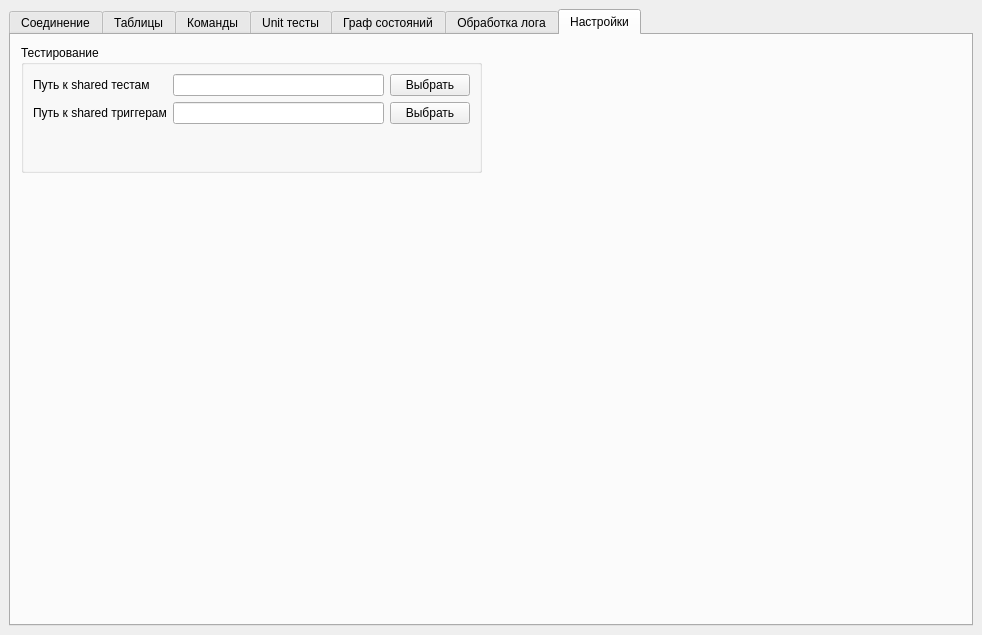
This is ui/mainwindow.ui in Megaxela/FRTester as Qt 5 draws it before an edit. The edited form follows.
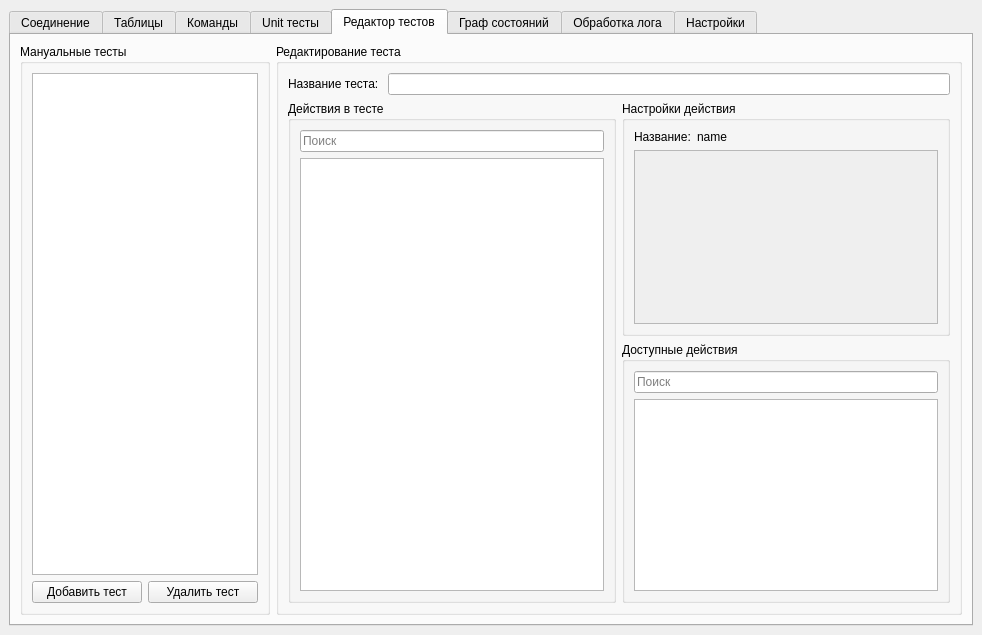
This is the edited form. The open tabs and pages were chosen to show the change. Custom widgets are drawn as their Qt base class.

Commit message: Куча нововведений. Все не переберешь. Добавлен тест для магнита. Добавлен ручной тестинг.

The edit to the form file:
```diff
--- a/ui/mainwindow.ui
+++ b/ui/mainwindow.ui
@@ -1385,6 +1385,206 @@
         </item>
        </layout>
       </widget>
+      <widget class="QWidget" name="testsEditorTab">
+       <attribute name="title">
+        <string>Редактор тестов</string>
+       </attribute>
+       <layout class="QHBoxLayout" name="horizontalLayout_31">
+        <item>
+         <widget class="QGroupBox" name="groupBox_11">
+          <property name="maximumSize">
+           <size>
+            <width>250</width>
+            <height>16777215</height>
+           </size>
+          </property>
+          <property name="title">
+           <string>Мануальные тесты</string>
+          </property>
+          <layout class="QVBoxLayout" name="verticalLayout_16">
+           <item>
+            <widget class="QManualTestsListWidget" name="testsEditor_testsListWidget"/>
+           </item>
+           <item>
+            <layout class="QHBoxLayout" name="horizontalLayout_28">
+             <item>
+              <widget class="QPushButton" name="testsEditor_addTestPushButton">
+               <property name="text">
+                <string>Добавить тест</string>
+               </property>
+              </widget>
+             </item>
+             <item>
+              <widget class="QPushButton" name="testsEditor_removeTestPushButton">
+               <property name="text">
+                <string>Удалить тест</string>
+               </property>
+              </widget>
+             </item>
+            </layout>
+           </item>
+          </layout>
+         </widget>
+        </item>
+        <item>
+         <widget class="QGroupBox" name="groupBox_12">
+          <property name="title">
+           <string>Редактирование теста</string>
+          </property>
+          <layout class="QVBoxLayout" name="verticalLayout_21">
+           <item>
+            <layout class="QHBoxLayout" name="horizontalLayout_29">
+             <item>
+              <widget class="QLabel" name="label_29">
+               <property name="text">
+                <string>Название теста: </string>
+               </property>
+              </widget>
+             </item>
+             <item>
+              <widget class="QLineEdit" name="testsEdit_testNameLineEdit"/>
+             </item>
+            </layout>
+           </item>
+           <item>
+            <layout class="QHBoxLayout" name="horizontalLayout_30">
+             <item>
+              <widget class="QGroupBox" name="groupBox_13">
+               <property name="title">
+                <string>Действия в тесте</string>
+               </property>
+               <layout class="QVBoxLayout" name="verticalLayout_17">
+                <item>
+                 <widget class="QLineEdit" name="testsEdit_testActionsSearchLineEdit">
+                  <property name="placeholderText">
+                   <string>Поиск</string>
+                  </property>
+                 </widget>
+                </item>
+                <item>
+                 <widget class="QTestDisplayTreeWidget" name="testsEdit_testActionsLineEdit">
+                  <property name="editTriggers">
+                   <set>QAbstractItemView::EditKeyPressed</set>
+                  </property>
+                  <property name="dragEnabled">
+                   <bool>true</bool>
+                  </property>
+                  <property name="dragDropMode">
+                   <enum>QAbstractItemView::InternalMove</enum>
+                  </property>
+                  <property name="defaultDropAction">
+                   <enum>Qt::MoveAction</enum>
+                  </property>
+                  <property name="selectionBehavior">
+                   <enum>QAbstractItemView::SelectItems</enum>
+                  </property>
+                  <attribute name="headerVisible">
+                   <bool>false</bool>
+                  </attribute>
+                  <column>
+                   <property name="text">
+                    <string notr="true">1</string>
+                   </property>
+                  </column>
+                 </widget>
+                </item>
+               </layout>
+              </widget>
+             </item>
+             <item>
+              <layout class="QVBoxLayout" name="verticalLayout_20">
+               <item>
+                <widget class="QGroupBox" name="groupBox_15">
+                 <property name="title">
+                  <string>Настройки действия</string>
+                 </property>
+                 <layout class="QVBoxLayout" name="verticalLayout_19">
+                  <item>
+                   <layout class="QFormLayout" name="formLayout_8">
+                    <item row="0" column="0">
+                     <widget class="QLabel" name="label_27">
+                      <property name="text">
+                       <string>Название:</string>
+                      </property>
+                     </widget>
+                    </item>
+                    <item row="0" column="1">
+                     <widget class="QLabel" name="testsEdit_actionNameLabel">
+                      <property name="text">
+                       <string>name</string>
+                      </property>
+                     </widget>
+                    </item>
+                   </layout>
+                  </item>
+                  <item>
+                   <widget class="QScrollArea" name="scrollArea">
+                    <property name="widgetResizable">
+                     <bool>true</bool>
+                    </property>
+                    <widget class="QWidget" name="scrollAreaWidgetContents">
+                     <property name="geometry">
+                      <rect>
+                       <x>0</x>
+                       <y>0</y>
+                       <width>313</width>
+                       <height>110</height>
+                      </rect>
+                     </property>
+                     <layout class="QVBoxLayout" name="verticalLayout_22">
+                      <item>
+                       <layout class="QFormLayout" name="testsEdit_actionSettingsFormLayout"/>
+                      </item>
+                     </layout>
+                    </widget>
+                   </widget>
+                  </item>
+                 </layout>
+                </widget>
+               </item>
+               <item>
+                <widget class="QGroupBox" name="groupBox_14">
+                 <property name="title">
+                  <string>Доступные действия</string>
+                 </property>
+                 <layout class="QVBoxLayout" name="verticalLayout_18">
+                  <item>
+                   <widget class="QLineEdit" name="testsEdit_actionsSearchLineEdit">
+                    <property name="placeholderText">
+                     <string>Поиск</string>
+                    </property>
+                   </widget>
+                  </item>
+                  <item>
+                   <widget class="QTestActionsTreeWidget" name="testsEdit_availableActionsTreeWidget">
+                    <property name="dragEnabled">
+                     <bool>true</bool>
+                    </property>
+                    <property name="dragDropMode">
+                     <enum>QAbstractItemView::DragOnly</enum>
+                    </property>
+                    <attribute name="headerVisible">
+                     <bool>false</bool>
+                    </attribute>
+                    <column>
+                     <property name="text">
+                      <string>1</string>
+                     </property>
+                    </column>
+                   </widget>
+                  </item>
+                 </layout>
+                </widget>
+               </item>
+              </layout>
+             </item>
+            </layout>
+           </item>
+          </layout>
+         </widget>
+        </item>
+       </layout>
+      </widget>
       <widget class="QWidget" name="wayTestTab">
        <attribute name="title">
         <string>Граф состояний</string>
@@ -1476,7 +1676,7 @@
           <x>10</x>
           <y>10</y>
           <width>461</width>
-          <height>128</height>
+          <height>151</height>
          </rect>
         </property>
         <property name="title">
@@ -1553,6 +1753,21 @@
    <extends>QTreeWidget</extends>
    <header>include/Windows/Widgets/QTestsTreeWidget.h</header>
   </customwidget>
+  <customwidget>
+   <class>QTestActionsTreeWidget</class>
+   <extends>QTreeWidget</extends>
+   <header>include/Windows/Widgets/QTestActionsTreeWidget.h</header>
+  </customwidget>
+  <customwidget>
+   <class>QTestDisplayTreeWidget</class>
+   <extends>QTreeWidget</extends>
+   <header>include/Windows/Widgets/QTestDisplayTreeWidget.h</header>
+  </customwidget>
+  <customwidget>
+   <class>QManualTestsListWidget</class>
+   <extends>QListWidget</extends>
+   <header>include/Windows/Widgets/QManualTestsListWidget.h</header>
+  </customwidget>
  </customwidgets>
  <resources/>
  <connections/>
```
Left out of the diff: 29 changed lines with no effect on the pictures. The commit also changes 104 other files.
